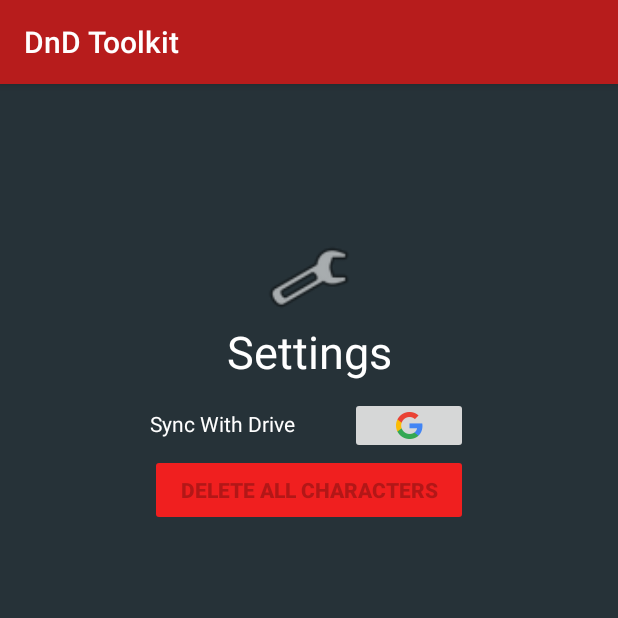
After one commit to MikeLarsenW/DnDApp, an Android app: the SettingsActivity screen opened directly, with no data from a screen before it, on a phone screen of 412 x 824 dp, the top half of it. The commit adds this screen. Run offline under Robolectric (Android 15) with nearby library versions, the phone set to English and light mode, and no system bars; Roboto replaces fonts that are not available here.

Commit message:
Dnd app settings (#10)
* Character List and View, Storage, Edit and Delete

* Adds Settings with Sync and Delete all

```diff
--- a/app/src/main/java/com/example/mike/dnd_mobile_app/MainScreen.java
+++ b/app/src/main/java/com/example/mike/dnd_mobile_app/MainScreen.java
@@ -42,7 +42,7 @@ public class MainScreen extends AppCompatActivity {
                 intent = new Intent(this, DiceActivity.class);
                 startActivity(intent); break;
             case R.id.settingsTile:
-                intent = new Intent(this, null);
+                intent = new Intent(this, SettingsActivity.class);
                 startActivity(intent); break;
         }
     }
--- /dev/null
+++ b/app/src/main/java/com/example/mike/dnd_mobile_app/SettingsActivity.java
@@ -0,0 +1,195 @@
+package com.example.mike.dnd_mobile_app;
+
+import android.app.Activity;
+import android.content.DialogInterface;
+import android.content.Intent;
+import android.content.SharedPreferences;
+import android.os.Bundle;
+import android.support.v7.app.AlertDialog;
+import android.support.v7.app.AppCompatActivity;
+import android.util.Log;
+import android.view.View;
+import android.widget.Button;
+import android.widget.ImageButton;
+import android.widget.Switch;
+
+import com.google.android.gms.auth.api.signin.GoogleSignIn;
+import com.google.android.gms.auth.api.signin.GoogleSignInAccount;
+import com.google.android.gms.auth.api.signin.GoogleSignInClient;
+import com.google.android.gms.auth.api.signin.GoogleSignInOptions;
+import com.google.android.gms.common.api.ApiException;
+import com.google.android.gms.drive.Drive;
+import com.google.android.gms.drive.DriveClient;
+import com.google.android.gms.drive.DriveFolder;
+import com.google.android.gms.drive.DriveResourceClient;
+import com.google.android.gms.drive.MetadataChangeSet;
+import com.google.android.gms.tasks.Task;
+
+import java.util.ArrayList;
+import java.util.Collections;
+import java.util.Map;
+
+import static com.example.mike.dnd_mobile_app.CharacterList.userPREFERENCES;
+
+public class SettingsActivity extends AppCompatActivity {
+
+    Switch  cameraSwitch;
+    Button deleteAll;
+    ImageButton syncButton;
+    SharedPreferences sharedPreferences;
+    CharacterAdapter adapter;
+    ArrayList<String> char_list = new ArrayList<>();
+    private String TAG = "error";
+    private DriveResourceClient mDriveResourceClient;
+    private DriveClient mDriveClient;
+    GoogleSignInAccount account;
+    GoogleSignInOptions gso;
+    GoogleSignInClient mGoogleSignInClient;
+    int RC_SIGN_IN = 1;
+    int RC_REQUEST_PERMISSION_SUCCESS_CONTINUE_FILE_CREATION = 3;
+
+    @Override
+    protected void onCreate(Bundle savedInstanceState) {
+        super.onCreate(savedInstanceState);
+        setContentView(R.layout.activity_settings);
+        sharedPreferences = getSharedPreferences(userPREFERENCES, MODE_PRIVATE);
+        char_list = getAllCharacters();
+        Collections.sort(char_list);
+        adapter = new CharacterAdapter(this, char_list);
+        syncButton = (ImageButton) findViewById(R.id.sync);
+        deleteAll = (Button) findViewById(R.id.deleteAll);
+        gso = new GoogleSignInOptions.Builder(GoogleSignInOptions.DEFAULT_SIGN_IN)
+                .requestEmail()
+                .build();
+        mGoogleSignInClient = GoogleSignIn.getClient(this, gso);
+        account = GoogleSignIn.getLastSignedInAccount(this);
+
+
+
+        if (adapter.getItemCount() == 0) {
+            deleteAll.setEnabled(false);
+        }
+
+
+    }
+
+
+    public void settingsOnClick(View view) {
+        switch (view.getId()) {
+            case R.id.deleteAll:
+                new AlertDialog.Builder(this)
+                        .setTitle("Are you Sure?")
+                        .setMessage("Are you sure you want to delete all characters?")
+                        .setIcon(android.R.drawable.ic_dialog_alert)
+                        .setPositiveButton(android.R.string.yes, new DialogInterface.OnClickListener() {
+
+                            public void onClick(DialogInterface dialog, int whichButton) {
+                                SharedPreferences.Editor editor = sharedPreferences.edit();
+                                editor.clear();
+                                editor.apply();
+                                deleteAll.setEnabled(false);
+
+                            }
+                        })
+                        .setNegativeButton(android.R.string.no, null).show();
+            case R.id.sync:
+                new AlertDialog.Builder(this)
+                        .setTitle("Are you Sure?")
+                        .setMessage("Allow sync With Google Drive?")
+                        .setIcon(android.R.drawable.ic_dialog_alert)
+                        .setPositiveButton(android.R.string.yes, (dialog, whichButton) -> {
+
+                            if(account != null) {
+                                initializeDriveClient(account);
+                                createFolder();
+                            } else{
+                                signIn();
+
+                            }
+                        })
+                        .setNegativeButton(android.R.string.no, null).show();
+
+
+
+        }
+    }
+    private void createFolder() {
+        getDriveResourceClient()
+                .getRootFolder()
+                .continueWithTask(task -> {
+                    DriveFolder parentFolder = task.getResult();
+                    MetadataChangeSet changeSet = new MetadataChangeSet.Builder()
+                            .setTitle("DND Characters")
+                            .setMimeType(DriveFolder.MIME_TYPE)
+                            .setStarred(true)
+                            .build();
+                    return getDriveResourceClient().createFolder(parentFolder, changeSet);
+                });
+    }
+
+    protected DriveResourceClient getDriveResourceClient() {
+        return mDriveResourceClient;
+    }
+
+    private void initializeDriveClient(GoogleSignInAccount signInAccount) {
+        mDriveClient = Drive.getDriveClient(getApplicationContext(), signInAccount);
+        mDriveResourceClient = Drive.getDriveResourceClient(getApplicationContext(), signInAccount);
+    }
+
+    private void signIn() {
+        Intent signInIntent = mGoogleSignInClient.getSignInIntent();
+        requestPermissions();
+        startActivityForResult(signInIntent, RC_SIGN_IN);
+    }
+
+    @Override
+    public void onActivityResult(int requestCode, int resultCode, Intent data) {
+        super.onActivityResult(requestCode, resultCode, data);
+        if (resultCode == Activity.RESULT_OK && resultCode != RC_SIGN_IN) {
+            if (RC_REQUEST_PERMISSION_SUCCESS_CONTINUE_FILE_CREATION == requestCode) {
+                createFolder();
+            }
+        }
+        // Result returned from launching the Intent from GoogleSignInClient.getSignInIntent(...);
+        if (requestCode == RC_SIGN_IN) {
+                    // The Task returned from this call is always completed, no need to attach
+                    // a listener.
+                    Task<GoogleSignInAccount> task = GoogleSignIn.getSignedInAccountFromIntent(data);
+                    handleSignInResult(task);
+        }
+    }
+
+    private void handleSignInResult(Task<GoogleSignInAccount> completedTask) {
+        try {
+            account = completedTask.getResult(ApiException.class);
+            initializeDriveClient(account);
+            createFolder();
+        } catch (ApiException e) {
+            // The ApiException status code indicates the detailed failure reason.
+            // Please refer to the GoogleSignInStatusCodes class reference for more information.
+            Log.w(TAG, "signInResult:failed code=" + e.getStatusCode());
+        }
+    }
+
+    public ArrayList<String> getAllCharacters() {
+        ArrayList<String> characters = new ArrayList<>();
+        Map<String,?> keys = sharedPreferences.getAll();
+
+        for(Map.Entry<String,?> entry : keys.entrySet()){
+            characters.add(entry.getKey());
+        }
+        return characters;
+    }
+
+    private void requestPermissions(){
+        if (!GoogleSignIn.hasPermissions(
+                GoogleSignIn.getLastSignedInAccount(getApplicationContext()),
+                Drive.SCOPE_APPFOLDER)) {
+            GoogleSignIn.requestPermissions(
+                    SettingsActivity.this,
+                    RC_REQUEST_PERMISSION_SUCCESS_CONTINUE_FILE_CREATION,
+                    GoogleSignIn.getLastSignedInAccount(getApplicationContext()),
+                    Drive.SCOPE_APPFOLDER);
+        }
+    }
+}
--- /dev/null
+++ b/app/src/main/res/layout/activity_settings.xml
@@ -0,0 +1,66 @@
+<?xml version="1.0" encoding="utf-8"?>
+<LinearLayout xmlns:android="http://schemas.android.com/apk/res/android"
+    xmlns:app="http://schemas.android.com/apk/res-auto"
+    xmlns:tools="http://schemas.android.com/tools"
+    android:layout_width="match_parent"
+    android:layout_height="match_parent"
+    android:background="#263238"
+    android:orientation="vertical"
+    android:paddingLeft="100dp"
+    android:paddingTop="100dp"
+    android:paddingRight="100dp"
+    android:paddingBottom="100dp"
+    tools:context=".Spelltable">
+
+    <ImageView
+        android:id="@+id/imageView2"
+        android:layout_width="match_parent"
+        android:layout_height="58dp"
+        app:srcCompat="@android:drawable/ic_menu_manage" />
+
+    <TextView
+        android:id="@+id/textView14"
+        android:layout_width="match_parent"
+        android:layout_height="wrap_content"
+        android:paddingBottom="10dp"
+        android:text="@string/settings"
+        android:textAlignment="center"
+        android:textColor="#ffffff"
+        android:textSize="30sp" />
+
+    <LinearLayout
+        android:layout_width="match_parent"
+        android:layout_height="wrap_content"
+        android:orientation="horizontal">
+
+        <TextView
+            android:id="@+id/textView13"
+            android:layout_width="wrap_content"
+            android:layout_height="match_parent"
+            android:layout_marginTop="8dp"
+            android:layout_weight="1"
+            android:text="@string/sync"
+            android:textAlignment="viewStart"
+            android:textColor="#ffffff"
+            android:textSize="14sp" />
+
+        <ImageButton
+            android:id="@+id/sync"
+            android:layout_width="wrap_content"
+            android:layout_height="wrap_content"
+            android:layout_weight="1"
+            android:onClick="settingsOnClick"
+            app:srcCompat="@drawable/googleg_standard_color_18" />
+
+    </LinearLayout>
+
+    <Button
+        android:id="@+id/deleteAll"
+        android:layout_width="match_parent"
+        android:layout_height="wrap_content"
+        android:backgroundTint="@color/colorPrimaryDark"
+        android:onClick="settingsOnClick"
+        android:text="@string/delete_all"
+        android:textSize="14sp"
+        android:textStyle="bold" />
+</LinearLayout>
--- a/app/src/main/res/values/colors.xml
+++ b/app/src/main/res/values/colors.xml
@@ -1,7 +1,7 @@
 <?xml version="1.0" encoding="utf-8"?>
 <resources>
     <color name="colorPrimary">#b71c1c</color>
-    <color name="colorPrimaryDark">#7f0000</color>
+    <color name="colorPrimaryDark">#f01f1f</color>
     <color name="colorAccent">#f05545</color>
     <color name="white">#ffffff</color>
 </resources>
--- a/app/src/main/res/values/strings.xml
+++ b/app/src/main/res/values/strings.xml
@@ -18,4 +18,8 @@
     <string name="to_character_creation">Create Character</string>
     <string name="to_spell_book">To Spell Book</string>
     <string name="title">DnD Tool~Kit</string>
+    <string name="settings">Settings</string>
+    <string name="delete_all">Delete All Characters</string>
+    <string name="sync">Sync With Drive</string>
+    <string name="camera_access">Allow Camera Access</string>
 </resources>
```
Also changed, not shown: app/build.gradle (+7 -0 lines), app/src/main/AndroidManifest.xml (+9 -8 lines), app/src/main/res/layout/activity_main_screen.xml (+4 -3 lines), build.gradle (line endings or trailing spaces).
